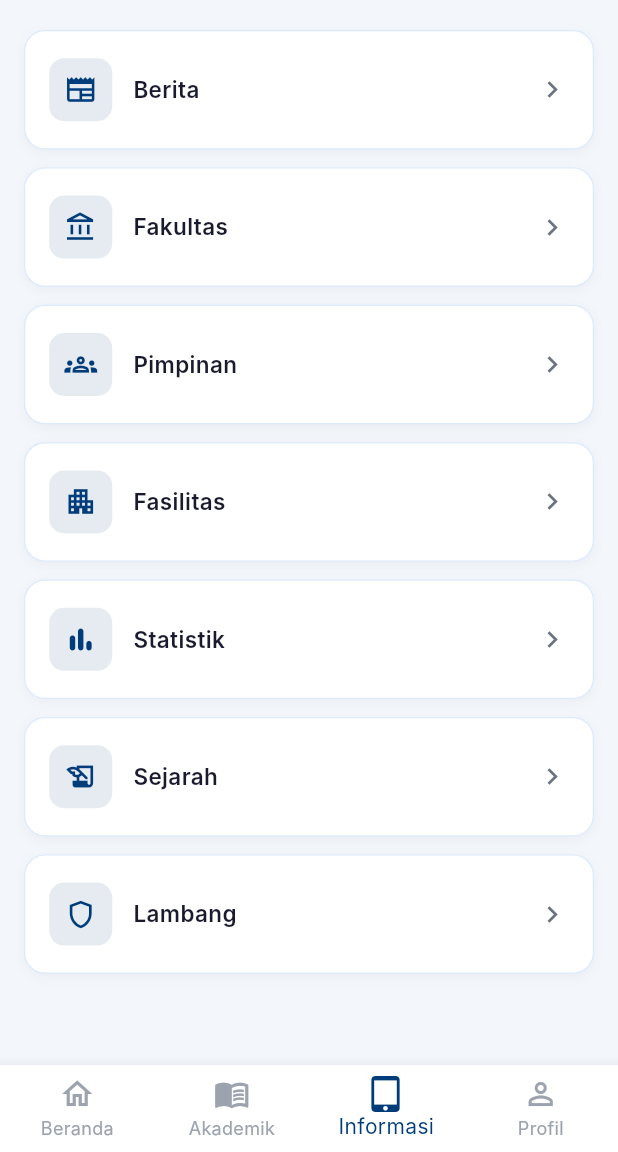
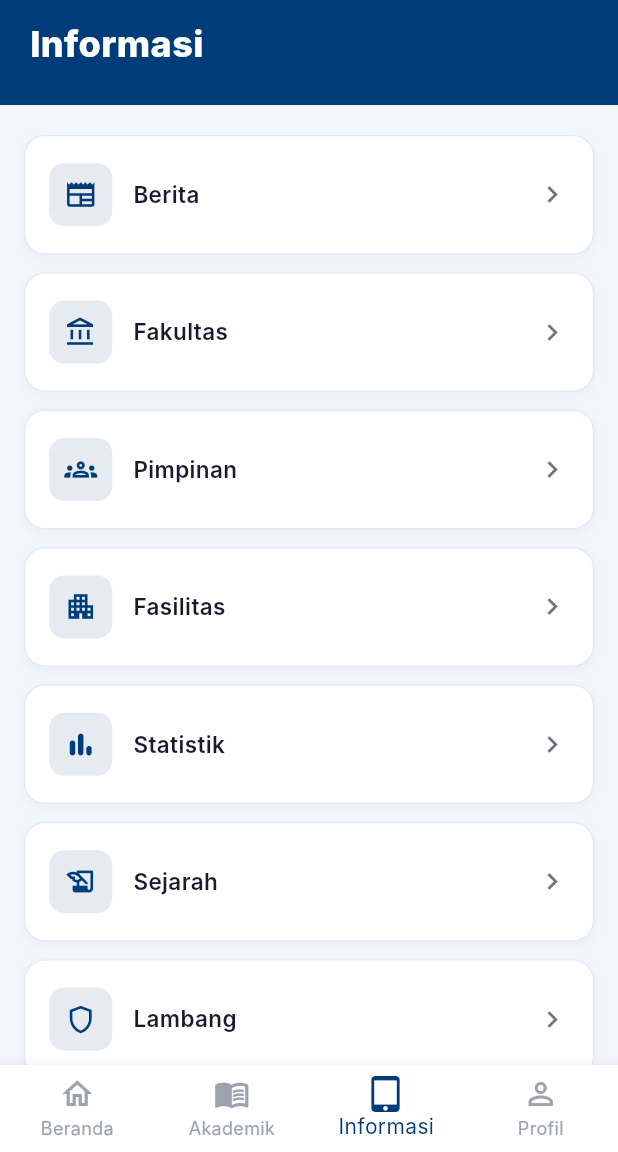
Before and after one commit to Raget13/gapura_ub_fix_design_SKRIPSI_2026, a Flutter app: the AkademikScreen screen opened directly, item 3 of the bottom bar chosen, after a tap on the "menu" icon, after a tap on the "notifications none" icon, on a phone screen of 412 x 824 dp, the part 84-1236 px from its top. Run offline on Flutter 3.47's test engine with Material 3 defaults, Android fonts, the phone set to English and light mode, and no system bars; our stand-ins replace local_auth; Roboto replaces fonts that are missing (Inter).

Commit message:
fix: pertahankan header custom + AppBar Gapura UB menyatu tanpa jarak di Akademik dan Informasi

```diff
--- a/lib/screens/akademik_screen.dart
+++ b/lib/screens/akademik_screen.dart
@@ -17,20 +17,24 @@ class AkademikScreen extends StatelessWidget {
       backgroundColor: isDark ? AppColors.darkBg : const Color(0xFFF3F6FB),
       drawer: const SidebarDrawer(),
       appBar: AppBar(
+        backgroundColor: AppColors.primary,
+        foregroundColor: Colors.white,
+        elevation: 0,
         leading: Builder(
           builder: (ctx) => IconButton(
-            icon: const Icon(Icons.menu),
+            icon: const Icon(Icons.menu, color: Colors.white),
             onPressed: () => Scaffold.of(ctx).openDrawer(),
           ),
         ),
-        title: const Text('Gapura UB', style: TextStyle(fontWeight: FontWeight.w600)),
+        title: const Text('Gapura UB', style: TextStyle(fontWeight: FontWeight.w600, color: Colors.white)),
         actions: [
-          IconButton(icon: const Icon(Icons.notifications_none), onPressed: () {}),
+          IconButton(icon: const Icon(Icons.notifications_none, color: Colors.white), onPressed: () {}),
         ],
       ),
       body: Column(
         crossAxisAlignment: CrossAxisAlignment.start,
         children: [
+          _buildHeader(),
           Expanded(
             child: SingleChildScrollView(
               padding: const EdgeInsets.fromLTRB(16, 20, 16, 20),
@@ -78,6 +82,22 @@ class AkademikScreen extends StatelessWidget {
     );
   }
 
+
+  Widget _buildHeader() {
+    return Container(
+      width: double.infinity,
+      color: AppColors.primary,
+      padding: const EdgeInsets.fromLTRB(20, 12, 20, 24),
+      child: const Text(
+        'Akademik',
+        style: TextStyle(
+          color: Colors.white,
+          fontSize: 24,
+          fontWeight: FontWeight.w800,
+        ),
+      ),
+    );
+  }
 
   Widget _menuItem(
     BuildContext context,
--- a/lib/screens/informasi_screen.dart
+++ b/lib/screens/informasi_screen.dart
@@ -17,20 +17,24 @@ class InformasiScreen extends StatelessWidget {
       backgroundColor: isDark ? AppColors.darkBg : const Color(0xFFF3F6FB),
       drawer: const SidebarDrawer(),
       appBar: AppBar(
+        backgroundColor: AppColors.primary,
+        foregroundColor: Colors.white,
+        elevation: 0,
         leading: Builder(
           builder: (ctx) => IconButton(
-            icon: const Icon(Icons.menu),
+            icon: const Icon(Icons.menu, color: Colors.white),
             onPressed: () => Scaffold.of(ctx).openDrawer(),
           ),
         ),
-        title: const Text('Gapura UB', style: TextStyle(fontWeight: FontWeight.w600)),
+        title: const Text('Gapura UB', style: TextStyle(fontWeight: FontWeight.w600, color: Colors.white)),
         actions: [
-          IconButton(icon: const Icon(Icons.notifications_none), onPressed: () {}),
+          IconButton(icon: const Icon(Icons.notifications_none, color: Colors.white), onPressed: () {}),
         ],
       ),
       body: Column(
         crossAxisAlignment: CrossAxisAlignment.start,
         children: [
+          _buildHeader(),
           Expanded(
             child: SingleChildScrollView(
               padding: const EdgeInsets.fromLTRB(16, 20, 16, 20),
@@ -71,6 +75,22 @@ class InformasiScreen extends StatelessWidget {
     );
   }
 
+
+  Widget _buildHeader() {
+    return Container(
+      width: double.infinity,
+      color: AppColors.primary,
+      padding: const EdgeInsets.fromLTRB(20, 12, 20, 24),
+      child: const Text(
+        'Informasi',
+        style: TextStyle(
+          color: Colors.white,
+          fontSize: 24,
+          fontWeight: FontWeight.w800,
+        ),
+      ),
+    );
+  }
 
   Widget _menuItem(
     BuildContext context,
```
